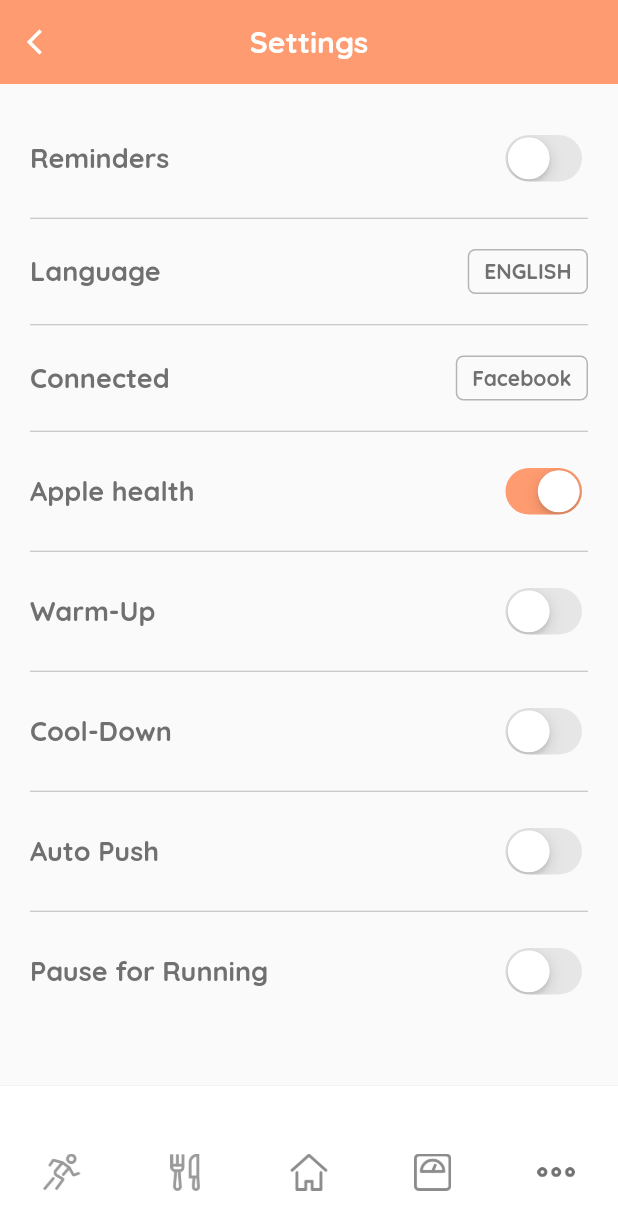
After one commit to macavarapu/workout_fitness_app, a Flutter app: the SettingView screen opened by its route, on a phone screen of 412 x 824 dp. The commit adds this screen. Shown: the top 1230 px of the screen. Run offline on Flutter 3.47's test engine with Material 3 defaults, Android fonts, the light colour scheme and no system bars; our stand-ins replace carousel_slider, flutter_calendar_carousel, flutter_rating_bar, flutter_screenutil, get, simple_circular_progress_bar.

Commit message:
setting_view

```diff
--- /dev/null
+++ b/lib/common_widgets/setting_select_row.dart
@@ -0,0 +1,46 @@
+import 'package:flutter/material.dart';
+import 'package:workout_fitness_app/constants/app_color_constants.dart';
+
+
+
+class SettingSelectRow extends StatelessWidget {
+  final Map tObj;
+  final VoidCallback onPressed;
+  const SettingSelectRow(
+      {super.key, required this.tObj, required this.onPressed});
+
+  @override
+  Widget build(BuildContext context) {
+    return InkWell(
+      onTap: onPressed,
+      child: Padding(
+        padding: const EdgeInsets.symmetric(vertical: 20),
+        child: Row(
+          mainAxisAlignment: MainAxisAlignment.spaceBetween,
+          children: [
+            Text(
+              tObj["name"],
+              style: TextStyle(
+                  color: AppColors.secondaryText,
+                  fontSize: 18,
+                  fontWeight: FontWeight.w700),
+            ),
+            Container(
+              padding: const EdgeInsets.symmetric(horizontal: 10, vertical: 5),
+              decoration: BoxDecoration(
+                  border: Border.all(color: AppColors.secondaryText.withOpacity(0.5), width: 1),
+                  borderRadius: BorderRadius.circular(5)),
+                  child: Text(
+                tObj["value"],
+                style: TextStyle(
+                    color: AppColors.secondaryText,
+                    fontSize: 14,
+                    fontWeight: FontWeight.w700),
+              ),
+            )
+          ],
+        ),
+      ),
+    );
+  }
+}
--- /dev/null
+++ b/lib/common_widgets/setting_switchrow.dart
@@ -0,0 +1,36 @@
+import 'package:flutter/cupertino.dart';
+import 'package:flutter/material.dart';
+import 'package:workout_fitness_app/constants/app_color_constants.dart';
+
+
+class SettingSwitchRow extends StatelessWidget {
+  final Map tObj;
+  final Function(bool)? onChanged;
+  const SettingSwitchRow(
+      {super.key,
+      required this.tObj,
+      required this.onChanged});
+
+  @override
+  Widget build(BuildContext context) {
+    return  Padding(
+        padding: const EdgeInsets.symmetric(vertical: 20),
+        child: Row(
+          mainAxisAlignment: MainAxisAlignment.spaceBetween,
+          children: [
+            Text(
+              tObj["name"],
+              style: TextStyle(
+                  color:  AppColors.secondaryText,
+                  fontSize: 18,
+                  fontWeight: FontWeight.w700),
+            ),
+            CupertinoSwitch(
+              activeColor: AppColors.primary,
+              value: tObj["value"] == "true" , onChanged: onChanged)
+          ],
+        ),
+
+    );
+  }
+}
--- a/lib/constants/routs.dart
+++ b/lib/constants/routs.dart
@@ -15,6 +15,7 @@ import 'package:workout_fitness_app/view/menu_view/menu_view.dart';
 import 'package:workout_fitness_app/view/menu_view/yoga_view.dart';
 import 'package:workout_fitness_app/view/running_view/running_view.dart';
 import 'package:workout_fitness_app/view/schedule_view/schedule_view.dart';
+import 'package:workout_fitness_app/view/setting_view/setting_view.dart';
 import 'package:workout_fitness_app/view/tips_view/tips_detail_view.dart';
 import 'package:workout_fitness_app/view/tips_view/tips_view.dart';
 import 'package:workout_fitness_app/view/weight/weight_view.dart';
@@ -45,7 +46,7 @@ class Routes {
           RouteList.mealPlanview2:(context)=>MealPlanView2(),
           RouteList.runningview:(context)=>RunningView(),
           RouteList.tipsview:(context)=>TipsView(),
-          //RouteList.tipsDetailView:(context)=>TipsDetailView(tObj: tObj),
+          RouteList.SettingView:(context)=>SettingView(),
     };
   }
 }
--- a/lib/constants/routs_constants.dart
+++ b/lib/constants/routs_constants.dart
@@ -24,4 +24,5 @@ class RouteList {
    static const String runningview="/runningview";
    static const String tipsview="/tipsview";
    static const String tipsDetailView="/tipsDetailView";
+    static  const  String SettingView="/SettingView";
 }
--- a/lib/view/menu_view/menu_view.dart
+++ b/lib/view/menu_view/menu_view.dart
@@ -303,6 +303,9 @@ class _MenuViewState extends State<MenuView> {
                          break;
                       case 7:
                         Navigator.pushNamed(context, "/runningview");
+                        break;
+                        case 10:
+                        Navigator.pushNamed(context, "/SettingView");
                       break;
                       case  3:
                       Scaffold.of(context).openDrawer();
--- /dev/null
+++ b/lib/view/setting_view/setting_view.dart
@@ -0,0 +1,132 @@
+import 'package:flutter/material.dart';
+import 'package:workout_fitness_app/common_widgets/setting_select_row.dart';
+import 'package:workout_fitness_app/common_widgets/setting_switchrow.dart';
+import 'package:workout_fitness_app/constants/app_color_constants.dart';
+import 'package:workout_fitness_app/view/setting_view/connect_view.dart';
+import 'package:workout_fitness_app/view/setting_view/select_lanaguage_view.dart';
+
+class SettingView extends StatefulWidget {
+  const SettingView({super.key});
+
+  @override
+  State<SettingView> createState() => _SettingViewState();
+}
+
+class _SettingViewState extends State<SettingView> {
+    List settingArr = [
+    {"name": "Reminders", "type": "switch", "value": "false"},
+    {"name": "Language", "type": "select", "value": "ENGLISH"},
+    {"name": "Connected", "type": "select", "value": "Facebook"},
+    {"name": "Apple health", "type": "switch", "value": "true"},
+    {"name": "Warm-Up", "type": "switch", "value": "false"},
+    {"name": "Cool-Down", "type": "switch", "value": "false"},
+    {"name": "Auto Push", "type": "switch", "value": "false"},
+    {"name": "Pause for Running", "type": "switch", "value": "false"}
+  ];
+
+  @override
+  Widget build(BuildContext context) {
+     var media = MediaQuery.sizeOf(context);
+    return Scaffold(
+       appBar: AppBar(
+        elevation: 0,
+        centerTitle: true,
+        title: Text(
+          "Settings",
+          style: TextStyle(fontSize: 20,color:Colors.white,fontWeight: FontWeight.w700),
+        ),
+        backgroundColor: AppColors.primary,
+        leading: IconButton(
+            onPressed: () {
+              Navigator.pop(context);
+            },
+            icon: Icon(
+              Icons.arrow_back_ios,
+              size: 20,
+              color: Colors.white,
+            )),
+      ),
+        body: ListView.separated(
+          padding: const EdgeInsets.symmetric(horizontal: 20, vertical: 10),
+          itemBuilder: (context, index) {
+            var tObj = settingArr[index] as Map? ?? {};
+
+            if (tObj["type"] == "switch") {
+              return SettingSwitchRow(
+                  tObj: tObj,
+                  onChanged: (newVal) {
+                    settingArr[index]["value"] = newVal ? "true" : "false";
+                    setState(() {});
+                  });
+            } else if (tObj["type"] == "select") {
+              return SettingSelectRow(
+                  tObj: tObj,
+                  onPressed: () {
+                    if (tObj["name" ] == "Language") {
+                      Navigator.push(
+                          context,
+                          MaterialPageRoute(
+                              builder: (context) =>
+                                  SelectLanguageView(didSelect: (newVal) {})));
+                    }else{
+                       Navigator.push(
+                          context,
+                          MaterialPageRoute(
+                              builder: (context) =>
+                                  ConnectView(didSelect: (newVal) {})));
+                    }
+                  });
+            } else {
+              return Container();
+            }
+          },
+          separatorBuilder: (context, index) {
+            return const Divider(
+              color: Colors.black26,
+              height: 1,
+            );
+          },
+          itemCount: settingArr.length),
+       bottomNavigationBar: BottomAppBar(
+        height: 100,
+        elevation: 1,
+        child: Padding(
+          padding: const EdgeInsets.only(top: 15),
+          child: Row(
+            mainAxisAlignment: MainAxisAlignment.spaceAround,
+            children: [
+              InkWell(
+                onTap: () {},
+                child: Image.asset("assets/images/menu_running.png",
+                    width: 25, height: 25),
+              ),
+              InkWell(
+                onTap: () {},
+                child: Image.asset("assets/images/menu_meal_plan.png",
+                    width: 25, height: 25),
+              ),
+              InkWell(
+                onTap: () {},
+                child: Image.asset("assets/images/menu_home.png",
+                    width: 25, height: 25),
+              ),
+              InkWell(
+                onTap: () {},
+                child: Image.asset("assets/images/menu_weight.png",
+                    width: 25, height: 25),
+              ),
+              InkWell(
+                onTap: () {},
+                child:
+                    Image.asset("assets/images/more.png", width: 25, height: 25),
+              ),
+
+
+            ],
+          ),
+        ),
+
+      ),
+    );
+  }
+}
```
Also changed, not shown: lib/common_widgets/connect_row.dart (added, +56 -0 lines), lib/common_widgets/lanaguage_row.dart (added, +44 -0 lines), lib/common_widgets/setting_slider_row.dart (added, +59 -0 lines), lib/view/running_view/running_setting_view.dart (added, +89 -0 lines), lib/view/running_view/running_view.dart (+8 -1 lines), lib/view/setting_view/connect_view.dart (added, +103 -0 lines), lib/view/setting_view/select_lanaguage_view.dart (added, +71 -0 lines).
